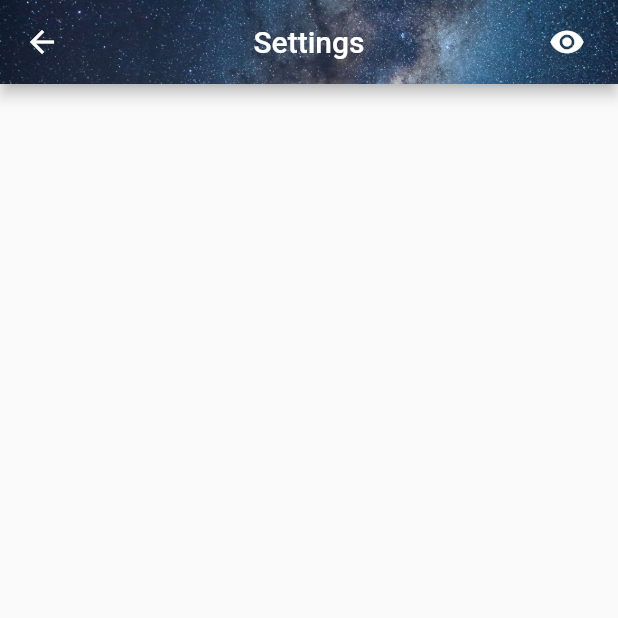
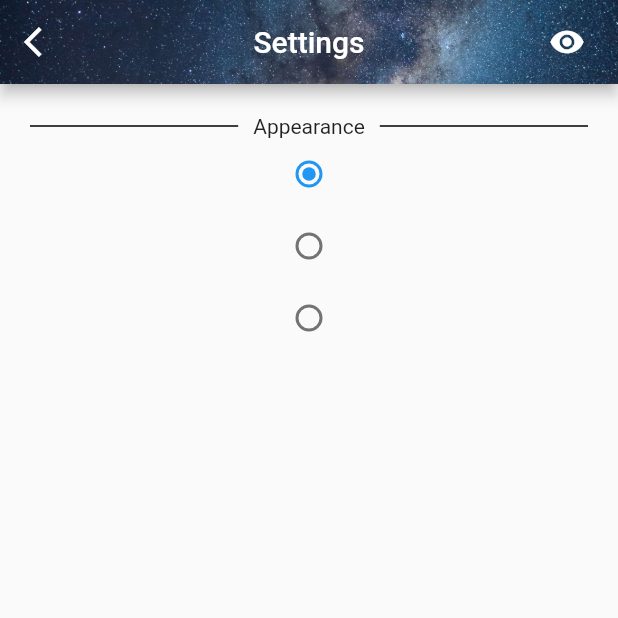
Before and after one commit to nicolasebeling/astro-log, a Flutter app: the screen it shows after launch, after a tap on the "settings" icon, on a phone screen of 412 x 824 dp, the top half of it. Run offline on Flutter 3.47's test engine with Material 2 defaults, Android fonts, the phone set to English and light mode, and no system bars; our stand-ins replace shared_preferences.

Commit message:
Minor source code improvements

```diff
--- a/astro_log/lib/main.dart
+++ b/astro_log/lib/main.dart
@@ -1,7 +1,7 @@
 import 'package:flutter/material.dart';
 import 'package:provider/provider.dart';
 
-import 'providers/current_theme.dart';
+import 'providers/dynamic_theme.dart';
 
 import 'config/routing_table.dart';
 
@@ -14,13 +14,13 @@ class AstroLog extends StatelessWidget {
   @override
   Widget build(BuildContext context) {
     return ChangeNotifierProvider(
-      create: (BuildContext context) => CurrentTheme(),
+      create: (BuildContext context) => DynamicTheme(),
       builder: (
         BuildContext context,
         Widget? child,
       ) {
         return FutureBuilder(
-          future: Provider.of<CurrentTheme>(context, listen: false)
+          future: Provider.of<DynamicTheme>(context, listen: false)
               .fetchThemeData(),
           builder: (
             BuildContext context,
@@ -29,9 +29,9 @@ class AstroLog extends StatelessWidget {
             return MaterialApp(
               title: 'Astro Log',
               debugShowCheckedModeBanner: false,
-              themeMode: Provider.of<CurrentTheme>(context).appearence,
-              theme: Provider.of<CurrentTheme>(context).theme,
-              darkTheme: Provider.of<CurrentTheme>(context).darkTheme,
+              themeMode: Provider.of<DynamicTheme>(context).appearance,
+              theme: Provider.of<DynamicTheme>(context).theme,
+              darkTheme: Provider.of<DynamicTheme>(context).darkTheme,
               home: snapshot.connectionState == ConnectionState.done
                   ? MainView()
                   : SplashScreen(),
--- a/astro_log/lib/providers/current_theme.dart
+++ b/astro_log/lib/providers/dynamic_theme.dart
@@ -1,12 +1,11 @@
 import 'package:flutter/material.dart';
-import 'package:flutter/services.dart';
 import 'package:shared_preferences/shared_preferences.dart';
 
 import '../themes/themes.dart' as themes;
 
-class CurrentTheme with ChangeNotifier {
+class DynamicTheme with ChangeNotifier {
   bool _nightMode = false;
-  ThemeMode _appearence = ThemeMode.system;
+  ThemeMode _appearance = ThemeMode.system;
 
   bool get nightMode {
     return _nightMode;
@@ -20,42 +19,28 @@ class CurrentTheme with ChangeNotifier {
     return _nightMode ? themes.nightTheme : themes.darkTheme;
   }
 
-  ThemeMode get appearence {
-    return _appearence;
+  ThemeMode get appearance {
+    return _appearance;
   }
 
   Future<void> fetchThemeData() async {
     final preferences = await SharedPreferences.getInstance();
     if (preferences.containsKey('nightMode'))
       _nightMode = preferences.getBool('nightMode') ?? false;
-    if (_nightMode)
-      SystemChrome.setEnabledSystemUIOverlays([]);
-    else
-      SystemChrome.setEnabledSystemUIOverlays([
-        SystemUiOverlay.top,
-        SystemUiOverlay.bottom,
-      ]);
-    if (preferences.containsKey('appearence'))
-      _appearence = ThemeMode.values[preferences.getInt('appearence') ?? 0];
+    if (preferences.containsKey('appearance'))
+      _appearance = ThemeMode.values[preferences.getInt('appearance') ?? 0];
   }
 
-  Future<bool> toggleAppearence(ThemeMode appearence) async {
-    _appearence = appearence;
+  Future<bool> toggleAppearance(ThemeMode? appearance) async {
+    _appearance = appearance ?? _appearance;
     notifyListeners();
     final preferences = await SharedPreferences.getInstance();
-    return await preferences.setInt('appearence', _appearence.index);
+    return await preferences.setInt('appearance', _appearance.index);
   }
 
   Future<bool> toggleNightMode() async {
     _nightMode = !_nightMode;
     notifyListeners();
-    if (_nightMode)
-      SystemChrome.setEnabledSystemUIOverlays([]);
-    else
-      SystemChrome.setEnabledSystemUIOverlays([
-        SystemUiOverlay.top,
-        SystemUiOverlay.bottom,
-      ]);
     final preferences = await SharedPreferences.getInstance();
     return await preferences.setBool('nightMode', _nightMode);
   }
--- a/astro_log/lib/themes/themes.dart
+++ b/astro_log/lib/themes/themes.dart
@@ -1,7 +1,7 @@
 import 'package:flutter/material.dart';
 import 'package:flutter/services.dart';
 
-final theme = ThemeData.light().copyWith(
+final theme = ThemeData(
   appBarTheme: AppBarTheme(
     color: Colors.black,
     brightness: Brightness.dark,
@@ -10,9 +10,16 @@ final theme = ThemeData.light().copyWith(
   iconTheme: IconThemeData(
     color: Colors.white,
   ),
+  dividerTheme: DividerThemeData(
+    color: Colors.black,
+    thickness: 1,
+  ),
 );
 
-final darkTheme = ThemeData.dark().copyWith(
+final darkTheme = ThemeData(
+  brightness: Brightness.dark,
+  primaryColor: Colors.black,
+  accentColor: Colors.white,
   appBarTheme: AppBarTheme(
     color: Colors.black,
   ),
@@ -20,11 +27,31 @@ final darkTheme = ThemeData.dark().copyWith(
   iconTheme: IconThemeData(
     color: Colors.white,
   ),
+  dividerTheme: DividerThemeData(
+    color: Colors.white,
+    thickness: 1,
+  ),
 );
 
 final nightTheme = ThemeData(
   brightness: Brightness.dark,
   primaryColor: Colors.black,
+  accentColor: Colors.red,
+  appBarTheme: AppBarTheme(
+    color: Colors.black,
+    brightness: Brightness.light,
+    iconTheme: IconThemeData(
+      color: Colors.red,
+    ),
+  ),
+  bottomAppBarColor: Colors.black,
+  iconTheme: IconThemeData(
+    color: Colors.red,
+  ),
+  dividerTheme: DividerThemeData(
+    color: Colors.red,
+    thickness: 1,
+  ),
   primaryTextTheme: TextTheme(
     headline6: TextStyle(
       color: Colors.red,
@@ -35,14 +62,4 @@ final nightTheme = ThemeData(
       color: Colors.red,
     ),
   ),
-  appBarTheme: AppBarTheme(
-    color: Colors.black,
-    iconTheme: IconThemeData(
-      color: Colors.red,
-    ),
-  ),
-  bottomAppBarColor: Colors.black,
-  iconTheme: IconThemeData(
-    color: Colors.red,
-  ),
 );
--- a/astro_log/lib/views/settings_view.dart
+++ b/astro_log/lib/views/settings_view.dart
@@ -1,9 +1,38 @@
 import 'package:flutter/material.dart';
+import 'package:provider/provider.dart';
+
+import '../providers/dynamic_theme.dart';
 
 import '../widgets/image_app_bar.dart';
+import '../widgets/labeled_divider.dart';
 
-class SettingsView extends StatelessWidget {
+class SettingsView extends StatefulWidget {
   static const routeName = '/settings_view';
+
+  @override
+  _SettingsViewState createState() => _SettingsViewState();
+}
+
+class _SettingsViewState extends State<SettingsView> {
+  bool _isInitialised = false;
+  ThemeMode? _selectedAppearance;
+
+  void _toggleAppearance(ThemeMode? value) {
+    setState(() {
+      _selectedAppearance = value;
+    });
+    Provider.of<DynamicTheme>(context, listen: false).toggleAppearance(value);
+  }
+
+  @override
+  void didChangeDependencies() {
+    if (!_isInitialised) {
+      _selectedAppearance =
+          Provider.of<DynamicTheme>(context, listen: false).appearance;
+      _isInitialised = true;
+    }
+    super.didChangeDependencies();
+  }
 
   @override
   Widget build(BuildContext context) {
@@ -12,6 +41,27 @@ class SettingsView extends StatelessWidget {
         'assets/images/milkyway.jpg',
         title: 'Settings',
       ),
+      body: ListView(
+        padding: EdgeInsets.all(20),
+        children: [
+          LabeledDivider('Appearance'),
+          Radio(
+            value: ThemeMode.system,
+            groupValue: _selectedAppearance,
+            onChanged: _toggleAppearance,
+          ),
+          Radio(
+            value: ThemeMode.light,
+            groupValue: _selectedAppearance,
+            onChanged: _toggleAppearance,
+          ),
+          Radio(
+            value: ThemeMode.dark,
+            groupValue: _selectedAppearance,
+            onChanged: _toggleAppearance,
+          ),
+        ],
+      ),
     );
   }
 }
--- a/astro_log/lib/widgets/image_app_bar.dart
+++ b/astro_log/lib/widgets/image_app_bar.dart
@@ -1,14 +1,14 @@
 import 'package:flutter/material.dart';
 import 'package:provider/provider.dart';
 
-import '../providers/current_theme.dart';
+import '../providers/dynamic_theme.dart';
 
 class ImageAppBar extends StatelessWidget implements PreferredSizeWidget {
   final String image;
   final String? title;
   final List<Widget>? actions;
 
-  ImageAppBar(
+  const ImageAppBar(
     this.image, {
     this.title,
     this.actions,
@@ -28,25 +28,30 @@ class ImageAppBar extends StatelessWidget implements PreferredSizeWidget {
         overflow: TextOverflow.fade,
       ),
       centerTitle: true,
-      flexibleSpace: Provider.of<CurrentTheme>(context).nightMode
+      flexibleSpace: Provider.of<DynamicTheme>(context).nightMode
           ? null
           : Stack(
               children: [
                 Positioned.fill(
                   child: Image.asset(
                     image,
-                    alignment: AlignmentDirectional(0, -0.5),
+                    alignment: const AlignmentDirectional(0, -0.5),
                     fit: BoxFit.cover,
                   ),
                 ),
               ],
             ),
+      leading: IconButton(
+        icon: Icon(Icons.arrow_back_ios),
+        onPressed: () => Navigator.of(context).pop(),
+        splashRadius: 20,
+      ),
       actions: [
         ...actions ?? [],
         IconButton(
           splashRadius: 20,
           icon: const Icon(Icons.remove_red_eye_rounded),
-          onPressed: () => Provider.of<CurrentTheme>(context, listen: false)
+          onPressed: () => Provider.of<DynamicTheme>(context, listen: false)
               .toggleNightMode(),
         ),
         SizedBox(width: 10),
--- a/astro_log/lib/widgets/image_bottom_navigation_bar.dart
+++ b/astro_log/lib/widgets/image_bottom_navigation_bar.dart
@@ -1,7 +1,7 @@
 import 'package:flutter/material.dart';
 import 'package:provider/provider.dart';
 
-import '../providers/current_theme.dart';
+import '../providers/dynamic_theme.dart';
 
 import 'image_bottom_navigation_bar_item.dart';
 
@@ -39,7 +39,7 @@ class ImageBottomNavigationBar extends StatelessWidget {
       ),
       child: Stack(
         children: [
-          if (!Provider.of<CurrentTheme>(context).nightMode)
+          if (!Provider.of<DynamicTheme>(context).nightMode)
             Positioned.fill(
               child: Image.asset(
                 'assets/images/milkyway.jpg',
--- /dev/null
+++ b/astro_log/lib/widgets/labeled_divider.dart
@@ -0,0 +1,25 @@
+import 'package:flutter/material.dart';
+
+class LabeledDivider extends StatelessWidget {
+  final String label;
+
+  LabeledDivider(this.label);
+
+  @override
+  Widget build(BuildContext context) {
+    return Row(
+      children: [
+        Expanded(
+          child: Divider(),
+        ),
+        Padding(
+          padding: const EdgeInsets.symmetric(horizontal: 10),
+          child: Text(label),
+        ),
+        Expanded(
+          child: Divider(),
+        ),
+      ],
+    );
+  }
+}
--- a/astro_log/lib/widgets/sliver_image_app_bar.dart
+++ b/astro_log/lib/widgets/sliver_image_app_bar.dart
@@ -1,7 +1,7 @@
 import 'package:flutter/material.dart';
 import 'package:provider/provider.dart';
 
-import '../providers/current_theme.dart';
+import '../providers/dynamic_theme.dart';
 
 import '../icons/octicons.dart';
 
@@ -16,7 +16,7 @@ class SliverImageAppBar extends StatelessWidget {
       expandedHeight: 150,
       centerTitle: true,
       // Doesn't work!
-      // stretch: Provider.of<CurrentTheme>(context).nightMode ? false : true,
+      // stretch: Provider.of<DynamicTheme>(context).nightMode ? false : true,
       stretch: true,
       pinned: true,
       leading: Row(
@@ -47,14 +47,14 @@ class SliverImageAppBar extends StatelessWidget {
         IconButton(
           splashRadius: 20,
           icon: const Icon(Icons.remove_red_eye_rounded),
-          onPressed: () => Provider.of<CurrentTheme>(context, listen: false)
+          onPressed: () => Provider.of<DynamicTheme>(context, listen: false)
               .toggleNightMode(),
         ),
         const SizedBox(width: 10),
       ],
       flexibleSpace: Stack(
         children: <Widget>[
-          if (!Provider.of<CurrentTheme>(context).nightMode)
+          if (!Provider.of<DynamicTheme>(context).nightMode)
             Positioned.fill(
               child: Image.asset(
                 'assets/images/milkyway.jpg',
--- a/astro_log/pubspec.yaml
+++ b/astro_log/pubspec.yaml
@@ -24,8 +24,13 @@ dependencies:
   flutter:
     sdk: flutter
 
+  # Local data storage
   shared_preferences: ^2.0.5
+
+  # State management
   provider: ^5.0.0
+
+  # Firebase
 
   # The following adds the Cupertino Icons font to your application.
   # Use with the CupertinoIcons class for iOS style icons.
```
Also changed, not shown: astro_log/lib/views/observation_view.dart (+13 -13 lines), 1 other file.
